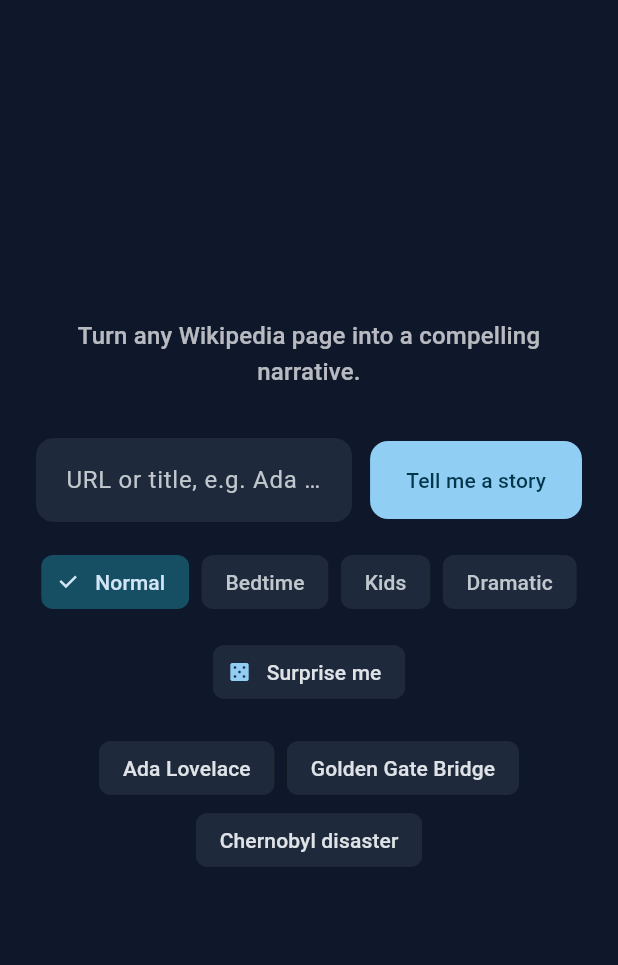
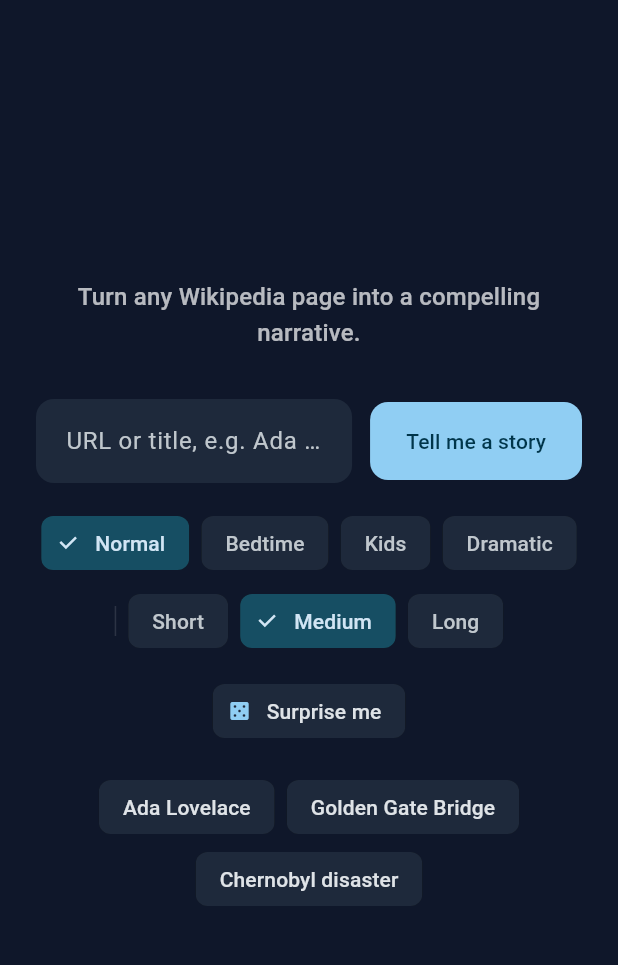
Before and after one commit to 4fthawaiian/funstory, a Flutter app: the screen it shows after launch, on a phone screen of 412 x 824 dp, the part 69-1034 px from its top. Run offline on Flutter 3.47's test engine with Material 3 defaults, Android fonts, the phone set to English and light mode, and no system bars; our stand-ins replace google_fonts, web; missing offline and left inert: dart:js_interop; network calls fail.

Commit message:
Story length control: Short / Medium / Long
Variant key becomes "<style>[-<length>]" so each telling is cached
and shareable as slug@style-length (slug@bedtime remains
bedtime+medium). Each length maps to a word target and max_tokens;
default standard+medium stays the bare slug.

Generated with [Devin](https://devin.ai)

Co-Authored-By: Devin <158243242+devin-ai-integration[bot]@users.noreply.github.com>

```diff
--- a/funstory_flutter/lib/main.dart
+++ b/funstory_flutter/lib/main.dart
@@ -15,6 +15,12 @@ const List<(String, String)> narratorStyles = [
   ('bedtime', 'Bedtime'),
   ('kids', 'Kids'),
   ('dramatic', 'Dramatic'),
+];
+
+const List<(String, String)> storyLengths = [
+  ('short', 'Short'),
+  ('medium', 'Medium'),
+  ('long', 'Long'),
 ];
 
 /// Origin to build share URLs from — the web app's own origin when running
@@ -74,6 +80,7 @@ class _NarratePageState extends State<NarratePage> {
   bool _relatedLoading = false;
   String _bypassKey = '';
   String _style = 'standard';
+  String _length = 'medium';
   bool _speaking = false;
   String? _featuredTitle;
   List<dynamic> _recent = [];
@@ -163,7 +170,15 @@ class _NarratePageState extends State<NarratePage> {
           _shareUrl = '${shareOrigin(baseUrl)}/s/$slug';
           _related = (data['related'] as List?) ?? [];
           if (slug.contains('@')) {
-            _style = slug.split('@').last;
+            final v = slug.split('@').last.split('-');
+            if (narratorStyles.any((s) => s.$1 == v[0])) {
+              _style = v[0];
+            }
+            if (v.length > 1 && storyLengths.any((l) => l.$1 == v[1])) {
+              _length = v[1];
+            } else if (storyLengths.any((l) => l.$1 == v[0])) {
+              _length = v[0];
+            }
           }
         });
         if (_related.isEmpty) {
@@ -213,6 +228,7 @@ class _NarratePageState extends State<NarratePage> {
           'query': query,
           'regen': regen,
           'style': _style,
+          'length': _length,
           'random': random,
         });
 
@@ -564,13 +580,29 @@ class _NarratePageState extends State<NarratePage> {
                 const SizedBox(height: 16),
                 Wrap(
                   spacing: 8,
+                  runSpacing: 4,
                   alignment: WrapAlignment.center,
+                  crossAxisAlignment: WrapCrossAlignment.center,
                   children: [
                     for (final (id, label) in narratorStyles)
                       ChoiceChip(
                         label: Text(label),
                         selected: _style == id,
                         onSelected: (_) => setState(() => _style = id),
+                        backgroundColor: const Color(0xFF1E293B),
+                        selectedColor: const Color(0xFF164E63),
+                        side: BorderSide.none,
+                      ),
+                    Container(
+                      width: 1,
+                      height: 20,
+                      color: Colors.white12,
+                    ),
+                    for (final (id, label) in storyLengths)
+                      ChoiceChip(
+                        label: Text(label),
+                        selected: _length == id,
+                        onSelected: (_) => setState(() => _length = id),
                         backgroundColor: const Color(0xFF1E293B),
                         selectedColor: const Color(0xFF164E63),
                         side: BorderSide.none,
@@ -711,11 +743,14 @@ class _NarratePageState extends State<NarratePage> {
                           ),
                         ),
                       ),
-                      if (_style != 'standard')
+                      if (_style != 'standard' || _length != 'medium')
                         Padding(
                           padding: const EdgeInsets.only(right: 8),
                           child: Text(
-                            _style,
+                            [
+                              if (_style != 'standard') _style,
+                              if (_length != 'medium') _length,
+                            ].join(' · '),
                             style: const TextStyle(
                               color: Colors.white38,
                               fontSize: 12,
```
Also changed, not shown: 3 other files.
